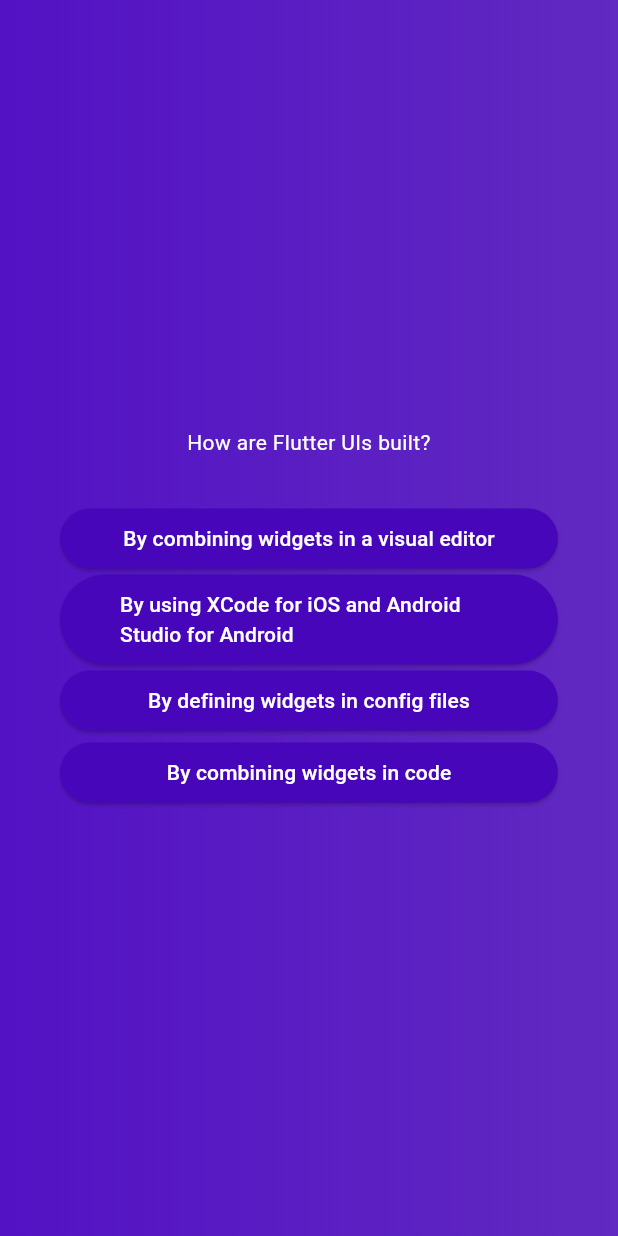
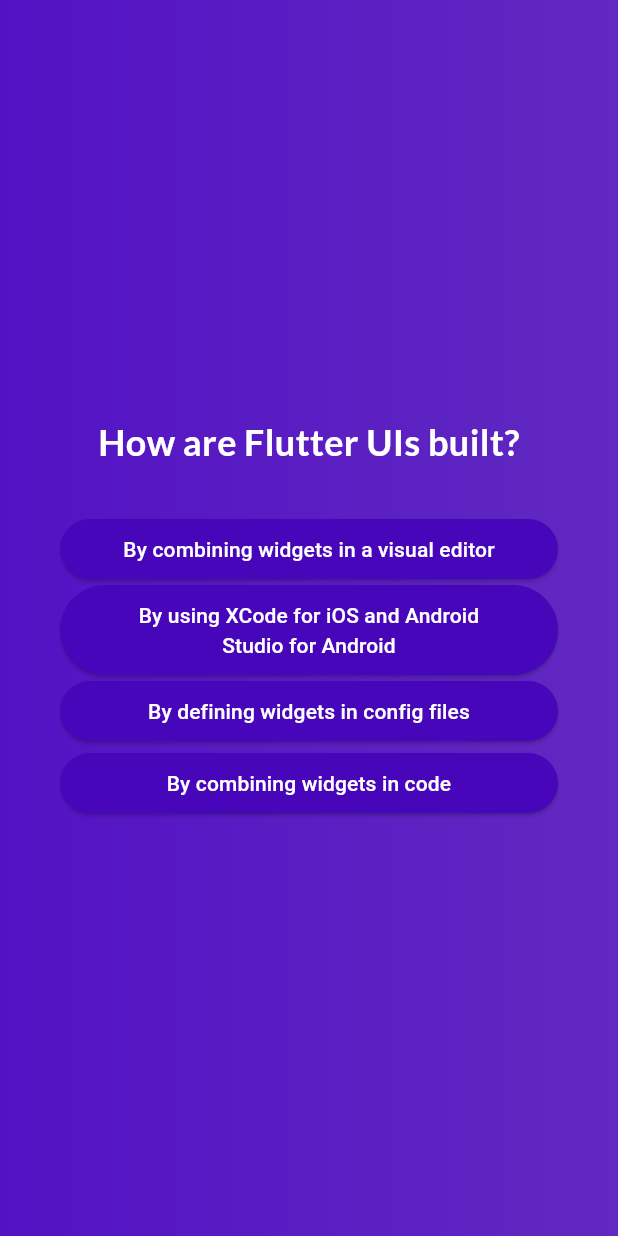
Before and after one commit to jimmurf5/flutter-quiz-app, a Flutter app: the screen it shows after launch, after a tap on "Start Quiz", after a tap on "Components", on a phone screen of 412 x 824 dp. Run offline on Flutter 3.47's test engine with Material 3 defaults, Android fonts, the phone set to English and light mode, and no system bars; our stand-ins replace google_fonts.

Commit message:
the questions link now and dont crash at the end

```diff
--- a/lib/answer_button.dart
+++ b/lib/answer_button.dart
@@ -19,7 +19,7 @@ class AnswerButton extends StatelessWidget {
               foregroundColor: Colors.white,
               shape: RoundedRectangleBorder(borderRadius: BorderRadius.circular(40)),
             ),
-            child: Text(answerText),
+            child: Text(answerText, textAlign: TextAlign.center,),
           );
   }
 }
--- a/lib/questions_screen.dart
+++ b/lib/questions_screen.dart
@@ -1,10 +1,14 @@
 
+import 'package:adv_basics/answer_button.dart';
+import 'package:google_fonts/google_fonts.dart';
 import 'package:flutter/material.dart';
-import 'package:adv_basics/answer_button.dart';
+
 import 'package:adv_basics/data/questions.dart';
 
 class QuestionsScreen extends StatefulWidget {
-  const QuestionsScreen({super.key});
+  const QuestionsScreen({super.key, required this.onSelectAnswer});
+
+  final void Function(String answer) onSelectAnswer;
 
   @override
   State<QuestionsScreen> createState() {
@@ -15,7 +19,8 @@ class QuestionsScreen extends StatefulWidget {
 class _QuestionsScreenState extends State<QuestionsScreen> {
   var currentQuestionIndex = 0;
 
-  void answerQuestion () {
+  void answerQuestion (String selectedAnswer) {
+    widget.onSelectAnswer(selectedAnswer);
     setState(() {
       currentQuestionIndex  ++;
     });
@@ -36,16 +41,22 @@ class _QuestionsScreenState extends State<QuestionsScreen> {
           children: [
             Text(
               currentQuestion.text,
-              style: const TextStyle(
+              style: GoogleFonts.lato(
                 color: Colors.white,
-              ),
-              textAlign: TextAlign.center,
+                fontSize: 24,
+                fontWeight: FontWeight.bold,
+                ),
+                textAlign: TextAlign.center,
             ),
+
+
             const SizedBox(
               height: 30,
             ),
             ...currentQuestion.getShuffledAnswer().map((answer){
-              return AnswerButton(answerText: answer, onTap: answerQuestion);
+              return AnswerButton(answerText: answer, onTap: () {
+                answerQuestion(answer);
+              });
             }),
           ],
         ),
--- a/lib/quiz.dart
+++ b/lib/quiz.dart
@@ -1,3 +1,4 @@
+import 'package:adv_basics/data/questions.dart';
 import 'package:adv_basics/questions_screen.dart';
 import 'package:adv_basics/start_screen.dart';
 import 'package:flutter/material.dart';
@@ -12,12 +13,24 @@ class Quiz extends StatefulWidget{
 }
 
   class _QuizState extends State<Quiz>{
+    List<String> selectedAnswers = [];
     var activeScreen = 'start-screen';
 
     void switchScreen() {
       setState(() {
         activeScreen = 'questions-screen';
       });
+    }
+
+    void chooseAnswer (String answer) {
+      selectedAnswers.add(answer);
+
+      if(selectedAnswers.length == questions.length){
+        setState(() {
+          selectedAnswers = [];
+          activeScreen = 'start-screen';
+        });
+      }
     }
 
     @override
@@ -35,11 +48,10 @@ class Quiz extends StatefulWidget{
               end: Alignment.bottomRight,
             ),
           ),
-          child: activeScreen == 'start-screen'
-          ? StartScreen(switchScreen)
-          : const QuestionsScreen(),
-        ),
+        child: activeScreen == 'start-screen'
+            ? StartScreen(switchScreen)
+            : QuestionsScreen(onSelectAnswer: chooseAnswer),
       ),
-    );
-    }
+    ));
   }
+}
--- a/lib/start_screen.dart
+++ b/lib/start_screen.dart
@@ -1,4 +1,5 @@
 import 'package:flutter/material.dart';
+import 'package:google_fonts/google_fonts.dart';
 
 class StartScreen extends StatelessWidget {
   const StartScreen(this.startQuiz,{super.key});
@@ -17,10 +18,10 @@ class StartScreen extends StatelessWidget {
             color: const Color.fromARGB(150, 252, 250, 250),
           ),
           const SizedBox(height: 80),
-          const Text(
+          Text(
             'Learn Flutter the fun way!',
-            style: TextStyle(
-              color: Color.fromARGB(179, 255, 255, 255),
+            style: GoogleFonts.abrilFatface(
+              color: const Color.fromARGB(179, 255, 255, 255),
               fontSize: 24
               ),
           ),
--- a/pubspec.yaml
+++ b/pubspec.yaml
@@ -35,6 +35,7 @@ dependencies:
   # The following adds the Cupertino Icons font to your application.
   # Use with the CupertinoIcons class for iOS style icons.
   cupertino_icons: ^1.0.6
+  google_fonts: ^6.2.1
 
 dev_dependencies:
   flutter_test:
@@ -45,7 +46,7 @@ dev_dependencies:
   # activated in the `analysis_options.yaml` file located at the root of your
   # package. See that file for information about deactivating specific lint
   # rules and activating additional ones.
-  flutter_lints: ^3.0.0
+  flutter_lints: ^4.0.0
 
 # For information on the generic Dart part of this file, see the
 # following page: https://dart.dev/tools/pub/pubspec
```
Also changed, not shown: pubspec.lock, 1 other file.
